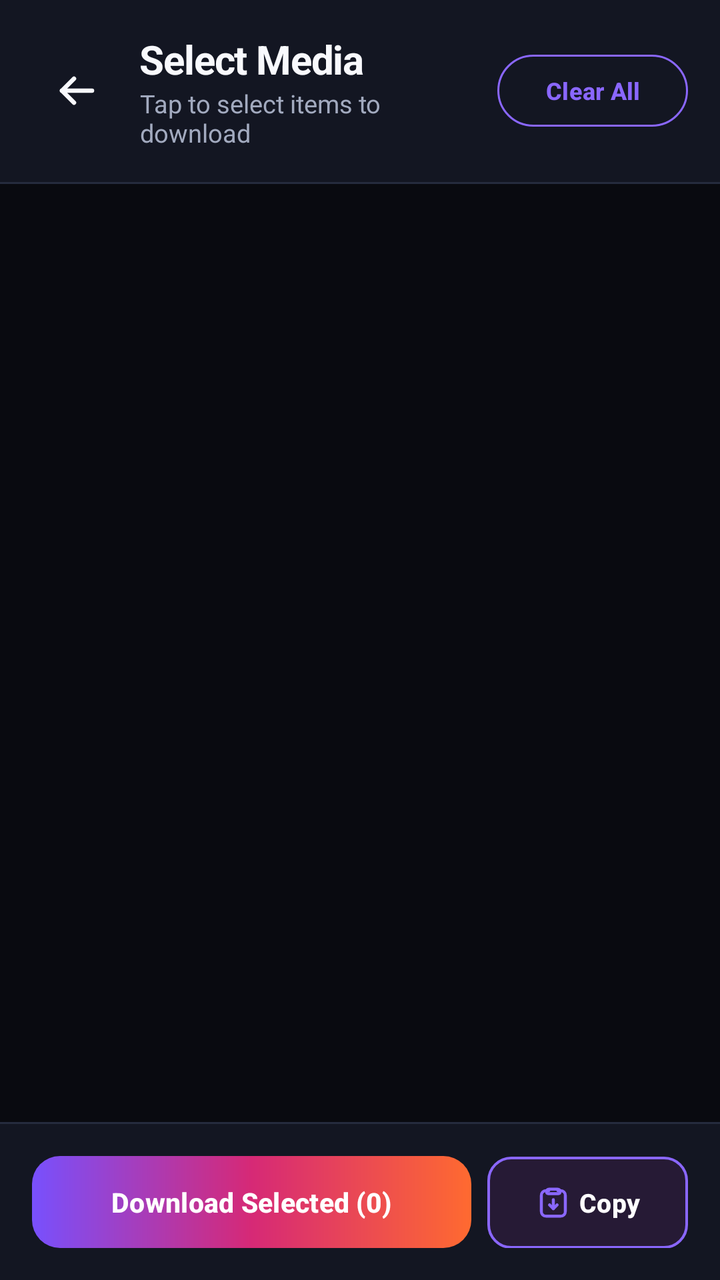
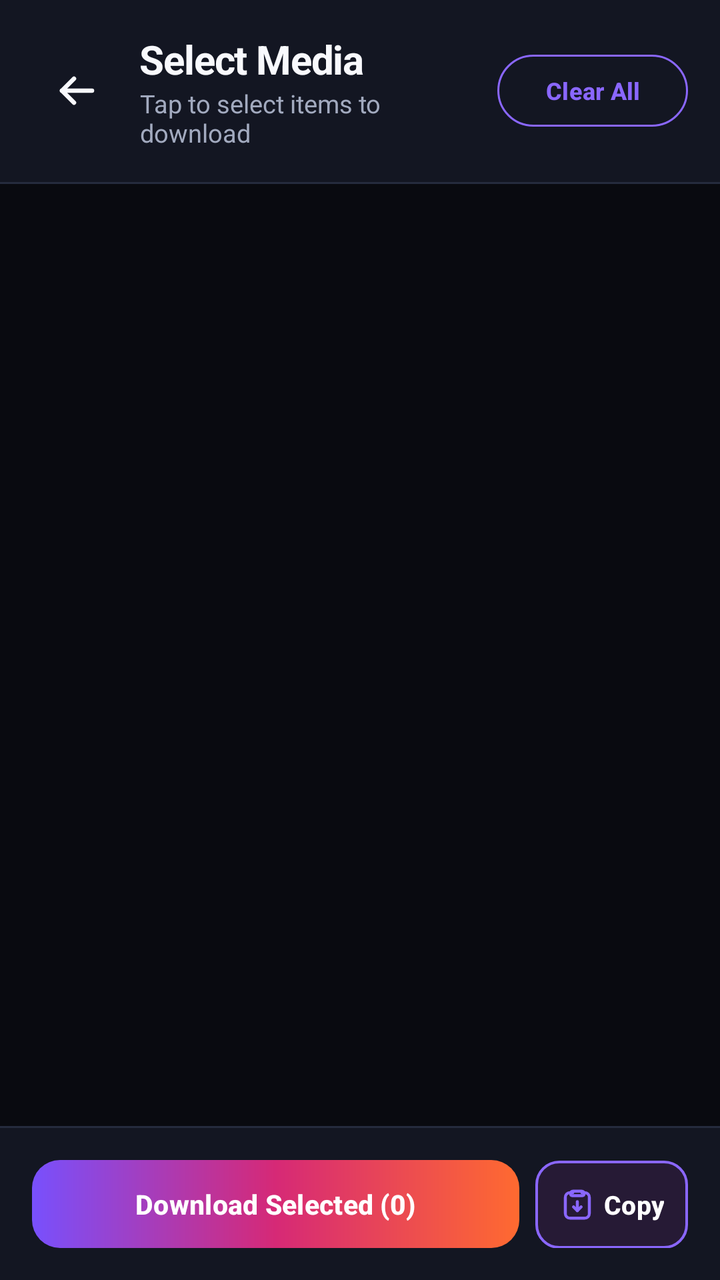

Two renders of the same Android screen: before a commit and after it. Below are the layout's source before the change and the commit's diff.
<!-- AndroidManifest.xml: application theme Theme.InstaSave -->
<!-- res/layout/activity_media_selection.xml -->
<?xml version="1.0" encoding="utf-8"?>
<LinearLayout xmlns:android="http://schemas.android.com/apk/res/android"
    xmlns:app="http://schemas.android.com/apk/res-auto"
    android:id="@+id/rootMediaSelection"
    android:layout_width="match_parent"
    android:layout_height="match_parent"
    android:orientation="vertical"
    android:background="@color/bg_dark">

    
    <LinearLayout
        android:id="@+id/selectionTopBar"
        android:layout_width="match_parent"
        android:layout_height="wrap_content"
        android:orientation="horizontal"
        android:gravity="center_vertical"
        android:padding="16dp"
        android:background="@color/card_bg">

        <ImageButton
            android:id="@+id/btnBackSelection"
            android:layout_width="44dp"
            android:layout_height="44dp"
            android:background="?attr/selectableItemBackgroundBorderless"
            android:src="@drawable/ic_arrow_back"
            app:tint="@color/text_primary"
            android:contentDescription="Back" />

        <LinearLayout
            android:layout_width="0dp"
            android:layout_height="wrap_content"
            android:layout_weight="1"
            android:orientation="vertical"
            android:layout_marginStart="10dp">

            <TextView
                android:id="@+id/tvSelectionTitle"
                android:layout_width="wrap_content"
                android:layout_height="wrap_content"
                android:text="Select Media"
                android:textColor="@color/text_primary"
                android:textSize="20sp"
                android:textStyle="bold"
                android:letterSpacing="-0.02" />

            <TextView
                android:id="@+id/tvSelectionSubtitle"
                android:layout_width="wrap_content"
                android:layout_height="wrap_content"
                android:text="Tap to select items to download"
                android:textColor="@color/text_secondary"
                android:textSize="12.5sp" />
        </LinearLayout>

        <com.google.android.material.button.MaterialButton
            android:id="@+id/btnToggleSelectAll"
            style="?attr/materialButtonOutlinedStyle"
            android:layout_width="wrap_content"
            android:layout_height="36dp"
            android:minHeight="0dp"
            android:insetTop="0dp"
            android:insetBottom="0dp"
            android:text="Clear All"
            android:textColor="@color/insta_pink"
            android:textSize="12sp"
            android:textStyle="bold"
            app:strokeColor="@color/insta_pink"
            app:strokeWidth="1dp"
            app:cornerRadius="18dp" />
    </LinearLayout>

    <View
        android:layout_width="match_parent"
        android:layout_height="1dp"
        android:background="@color/card_stroke" />

    
    <androidx.recyclerview.widget.RecyclerView
        android:id="@+id/rvMediaTiles"
        android:layout_width="match_parent"
        android:layout_height="0dp"
        android:layout_weight="1"
        android:padding="8dp"
        android:clipToPadding="false"
        android:overScrollMode="never" />

    <View
        android:layout_width="match_parent"
        android:layout_height="1dp"
        android:background="@color/card_stroke" />

    
    <LinearLayout
        android:id="@+id/selectionBottomBar"
        android:layout_width="match_parent"
        android:layout_height="wrap_content"
        android:orientation="vertical"
        android:background="@color/card_bg"
        android:padding="16dp">

        <ProgressBar
            android:id="@+id/pbDownloadProgress"
            style="?android:attr/progressBarStyleHorizontal"
            android:layout_width="match_parent"
            android:layout_height="4dp"
            android:indeterminate="false"
            android:indeterminateTint="@color/insta_pink"
            android:progressTint="@color/insta_pink"
            android:visibility="gone"
            android:layout_marginBottom="8dp" />

        <TextView
            android:id="@+id/tvDownloadStatus"
            android:layout_width="match_parent"
            android:layout_height="wrap_content"
            android:textSize="12sp"
            android:textColor="@color/text_secondary"
            android:gravity="center"
            android:visibility="gone"
            android:layout_marginBottom="8dp" />

        <LinearLayout
            android:layout_width="match_parent"
            android:layout_height="wrap_content"
            android:orientation="horizontal">

            <com.google.android.material.button.MaterialButton
                android:id="@+id/btnDownloadSelected"
                android:layout_width="0dp"
                android:layout_height="46dp"
                android:layout_weight="1"
                android:insetTop="0dp"
                android:insetBottom="0dp"
                android:textAllCaps="false"
                android:text="Download Selected (0)"
                android:textColor="@color/white"
                android:background="@drawable/btn_hero_gradient"
                app:backgroundTint="@null"
                app:cornerRadius="12dp"
                android:textStyle="bold"
                android:textSize="13.5sp" />

            <com.google.android.material.button.MaterialButton
                android:id="@+id/btnCopySelectedImage"
                android:layout_width="wrap_content"
                android:layout_height="46dp"
                android:layout_marginStart="8dp"
                android:insetTop="0dp"
                android:insetBottom="0dp"
                android:textAllCaps="false"
                android:text="Copy"
                app:icon="@drawable/ic_copy_link"
                app:iconGravity="textStart"
                app:iconPadding="4dp"
                android:textColor="@color/white"
                app:strokeColor="@color/insta_pink"
                app:strokeWidth="1.2dp"
                app:iconTint="@color/insta_pink"
                android:backgroundTint="#261A35"
                app:cornerRadius="12dp"
                android:textStyle="bold"
                android:textSize="13sp" />
        </LinearLayout>
    </LinearLayout>

</LinearLayout>
<!-- resources referenced by this layout -->
<resources>
  <color name="bg_dark">#090A10</color>
  <color name="card_bg">#131622</color>
  <color name="card_stroke">#252B3E</color>
  <color name="insta_pink">#8A67FF</color>
  <color name="text_primary">#F8F9FD</color>
  <color name="text_secondary">#A2AABF</color>
  <color name="white">#FFFFFFFF</color>
  <!-- drawable btn_hero_gradient (drawable) -->
  <?xml version="1.0" encoding="utf-8"?>
  <ripple xmlns:android="http://schemas.android.com/apk/res/android"
      android:color="#33FFFFFF">
      <item>
          <shape android:shape="rectangle">
              <corners android:radius="14dp" />
              <gradient
                  android:angle="0"
                  android:startColor="#7850FD"
                  android:centerColor="#D62976"
                  android:endColor="#FF6A30"
                  android:type="linear" />
          </shape>
      </item>
  </ripple>
  <!-- drawable ic_arrow_back (drawable) -->
  <?xml version="1.0" encoding="utf-8"?>
  <vector xmlns:android="http://schemas.android.com/apk/res/android"
      android:width="24dp"
      android:height="24dp"
      android:viewportWidth="24"
      android:viewportHeight="24">
  
      
      <path
          android:strokeColor="#FFFFFFFF"
          android:strokeWidth="2.2"
          android:strokeLineCap="round"
          android:pathData="M20,12 H5" />
  
      
      <path
          android:strokeColor="#FFFFFFFF"
          android:strokeWidth="2.2"
          android:strokeLineCap="round"
          android:strokeLineJoin="round"
          android:pathData="M11,6 L5,12 L11,18" />
  
  </vector>
  <color name="insta_coral">#FF3377</color>
  <color name="surface_elevated">#1E2335</color>
  <style name="Widget.InstaSave.BottomNav" parent="Widget.Material3.BottomNavigationView">
          <item name="itemActiveIndicatorStyle">@style/Widget.InstaSave.BottomNav.Indicator</item>
          <item name="itemRippleColor">#208A67FF</item>
      </style>
  <style name="ThemeOverlay.InstaSave.BottomSheetDialog" parent="ThemeOverlay.Material3.BottomSheetDialog">
          <item name="android:backgroundDimAmount">0.80</item>
          <item name="android:backgroundDimEnabled">true</item>
          <item name="bottomSheetStyle">@style/Widget.InstaSave.BottomSheet</item>
      </style>
  <style name="ThemeOverlay.InstaSave.MaterialAlertDialog" parent="ThemeOverlay.Material3.MaterialAlertDialog">
          <item name="android:backgroundDimAmount">0.80</item>
          <item name="android:backgroundDimEnabled">true</item>
          <item name="colorSurface">@color/card_bg</item>
      </style>
  <style name="Widget.InstaSave.BottomNav.Indicator" parent="Widget.Material3.BottomNavigationView.ActiveIndicator">
          <item name="android:color">#25213D</item>
          <item name="android:width">60dp</item>
          <item name="android:height">32dp</item>
          <item name="shapeAppearance">@style/ShapeAppearance.InstaSave.NavIndicator</item>
      </style>
  <style name="Widget.InstaSave.BottomSheet" parent="Widget.Material3.BottomSheet">
          <item name="android:background">@android:color/transparent</item>
          <item name="backgroundTint">@android:color/transparent</item>
      </style>
  <style name="ShapeAppearance.InstaSave.NavIndicator" parent="ShapeAppearance.Material3.Corner.Full">
          <item name="cornerSize">16dp</item>
      </style>
  <!-- unchanged entries left out for length: 2 -->
</resources>

<!-- the commit's change to res/layout/activity_media_selection.xml (unified diff, before → after) -->
@@ -127,12 +127,21 @@
             <com.google.android.material.button.MaterialButton
                 android:id="@+id/btnDownloadSelected"
                 android:layout_width="0dp"
-                android:layout_height="46dp"
+                android:layout_height="44dp"
                 android:layout_weight="1"
+                android:minWidth="0dp"
+                android:paddingStart="10dp"
+                android:paddingEnd="10dp"
                 android:insetTop="0dp"
                 android:insetBottom="0dp"
                 android:textAllCaps="false"
                 android:text="Download Selected (0)"
+                android:maxLines="1"
+                android:singleLine="true"
+                app:autoSizeTextType="uniform"
+                app:autoSizeMinTextSize="11sp"
+                app:autoSizeMaxTextSize="13.5sp"
+                app:autoSizeStepGranularity="0.5sp"
                 android:textColor="@color/white"
                 android:background="@drawable/btn_hero_gradient"
                 app:backgroundTint="@null"
@@ -143,12 +152,17 @@
             <com.google.android.material.button.MaterialButton
                 android:id="@+id/btnCopySelectedImage"
                 android:layout_width="wrap_content"
-                android:layout_height="46dp"
+                android:layout_height="44dp"
                 android:layout_marginStart="8dp"
+                android:minWidth="0dp"
+                android:paddingStart="12dp"
+                android:paddingEnd="12dp"
                 android:insetTop="0dp"
                 android:insetBottom="0dp"
                 android:textAllCaps="false"
                 android:text="Copy"
+                android:maxLines="1"
+                android:singleLine="true"
                 app:icon="@drawable/ic_copy_link"
                 app:iconGravity="textStart"
                 app:iconPadding="4dp"
